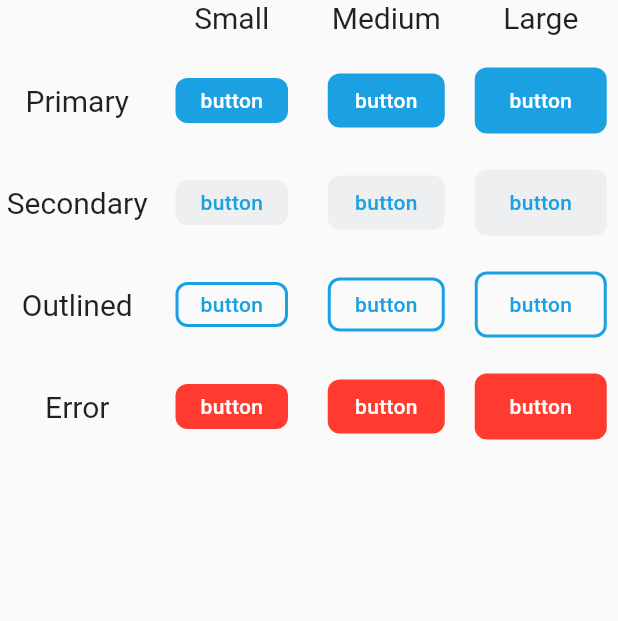
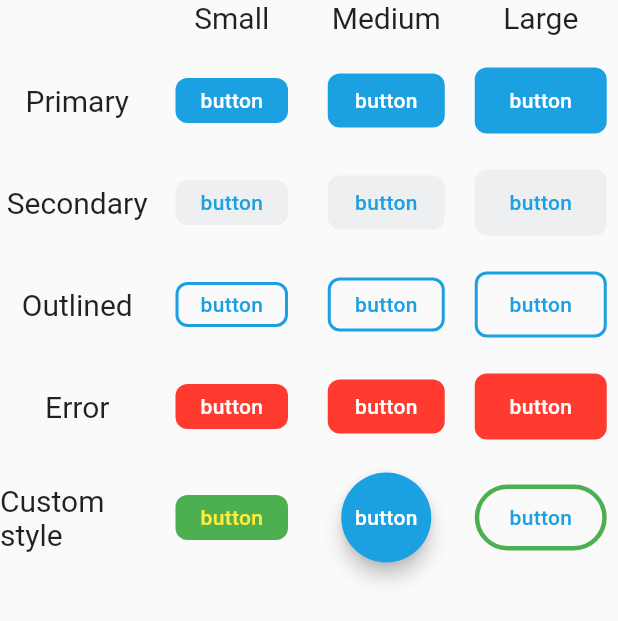
Before and after one commit to san-smith/flutter_buttons_example, a Flutter app: the screen it shows after launch, on a phone screen of 412 x 824 dp. Shown: the top 621 px of the screen. Run offline on Flutter 3.47's test engine with Material 2 defaults, Android fonts, the phone set to English and light mode, and no system bars.

Commit message:
Add custom styles

```diff
--- a/lib/presentation/home/home_screen.dart
+++ b/lib/presentation/home/home_screen.dart
@@ -34,6 +34,8 @@ class _HomeScreenState extends State<HomeScreen> {
         _buildOutlinedRow(),
         SizedBox(height: 20),
         _buildErrorRow(),
+        SizedBox(height: 20),
+        _buildCustomRow()
       ],
     );
   }
@@ -143,6 +145,44 @@ class _HomeScreenState extends State<HomeScreen> {
     ]);
   }
 
+  Widget _buildCustomRow() {
+    return _buildRow([
+      Label('Custom style'),
+      BaseButton(
+        type: ButtonType.primary,
+        scale: ButtonScale.small,
+        child: _buttonTitle,
+        onPressed: () {},
+        style: TextButton.styleFrom(
+          backgroundColor: Colors.green,
+          primary: Colors.yellow,
+        ),
+      ),
+      BaseButton(
+        type: ButtonType.primary,
+        scale: ButtonScale.medium,
+        child: _buttonTitle,
+        onPressed: () {},
+        style: TextButton.styleFrom(
+          padding: EdgeInsets.zero,
+          minimumSize: Size(60, 60),
+          shape: StadiumBorder(),
+          elevation: 5,
+        ),
+      ),
+      BaseButton(
+        type: ButtonType.outlined,
+        scale: ButtonScale.large,
+        child: _buttonTitle,
+        onPressed: () {},
+        style: TextButton.styleFrom(
+          side: BorderSide(color: Colors.green, width: 3),
+          shape: StadiumBorder(),
+        ),
+      ),
+    ]);
+  }
+
   Widget _buildRow(List<Widget> children) {
     return Row(
       children: children.map((e) => Expanded(child: Center(child: e))).toList(),
--- a/lib/presentation/ui/base_button.dart
+++ b/lib/presentation/ui/base_button.dart
@@ -9,12 +9,14 @@ class BaseButton extends StatelessWidget {
     Key? key,
     required this.type,
     required this.scale,
+    this.style,
     this.onPressed,
     required this.child,
   }) : super(key: key);
 
   final ButtonType type;
   final ButtonScale scale;
+  final ButtonStyle? style;
   final void Function()? onPressed;
   final Widget child;
 
@@ -22,7 +24,7 @@ class BaseButton extends StatelessWidget {
   Widget build(BuildContext context) {
     final defaultStyle = baseButtonStyle.byType(type, blueButtonThemeData).byScale(scale);
     return TextButton(
-      style: defaultStyle,
+      style: style != null ? style!.merge(defaultStyle) : defaultStyle,
       onPressed: onPressed,
       child: child,
     );
```
